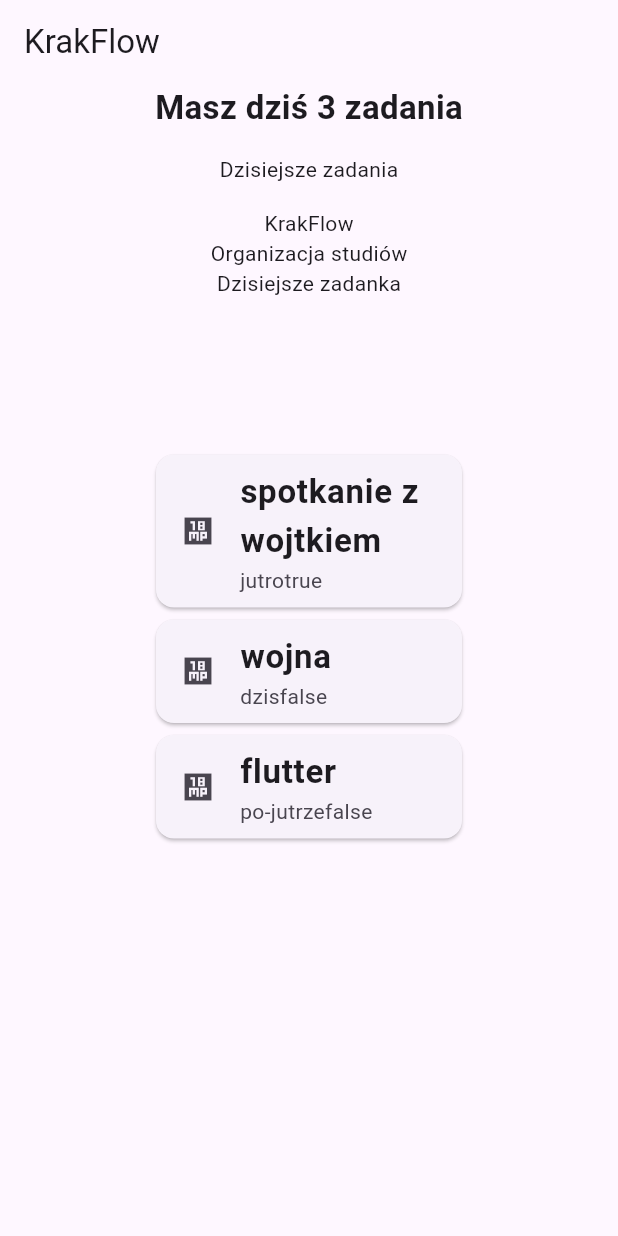
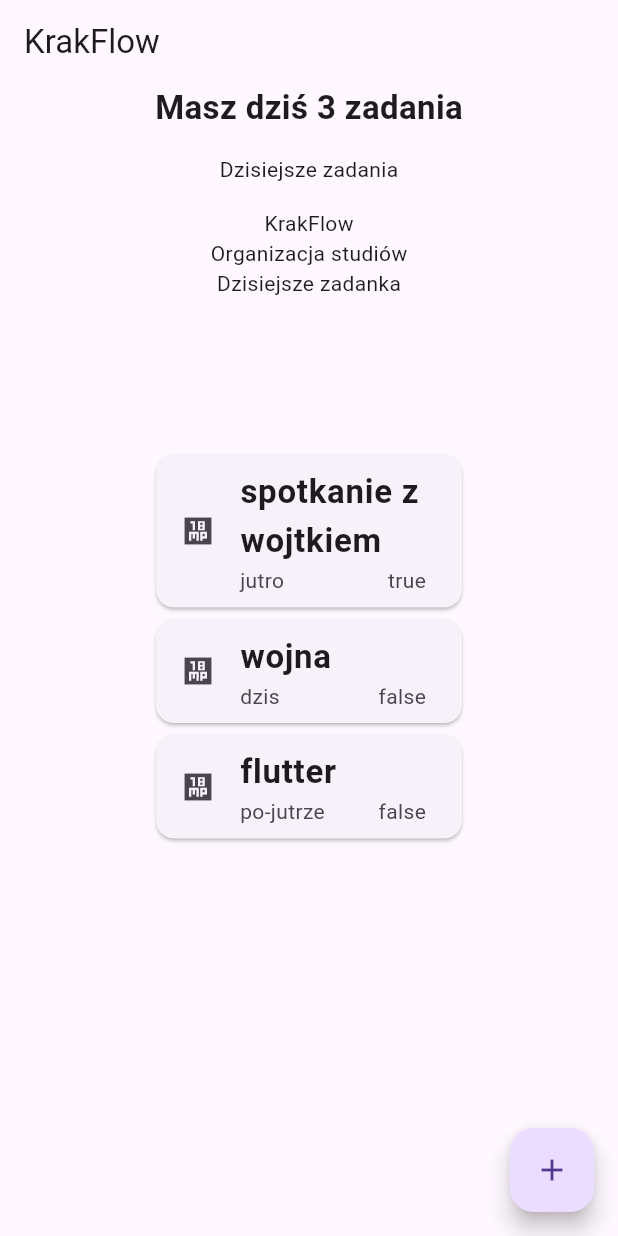
Before and after one commit to ExoSmurf/ZalicezenieTAM, a Flutter app: the screen it shows after launch, on a phone screen of 412 x 824 dp. Run offline on Flutter 3.47's test engine with Material 3 defaults, Android fonts, the phone set to English and light mode, and no system bars.

Commit message:
Lab5 - zmiana z statless na stateful, dynamiczne dodawanie taskow, podzial na homescreen i add task screen, poprawy stylizacji

```diff
--- a/lib/main.dart
+++ b/lib/main.dart
@@ -1,23 +1,29 @@
 import 'package:flutter/material.dart';
+import 'taskRepo.dart';
 
 void main() {
   runApp(MyApp());
 }
 
 class MyApp extends StatelessWidget {
-   MyApp({super.key});
+  @override
+  Widget build(BuildContext context) {
+    return MaterialApp(
+      home: HomeScreen(),
+    );
+  }
+}
 
-  List<Task> task = [
-    Task(title: "spotkanie z wojtkiem", deadline: "jutro", done: true),
-    Task(title: "wojna", deadline: "dzis", done: false),
-    Task(title: "flutter", deadline: "po-jutrze", done: false),
-  ];
+class HomeScreen extends StatefulWidget {
+  @override
+  State<HomeScreen> createState() => _MyAppState();
+}
+
+class _MyAppState extends State<HomeScreen> {
 
   @override
   Widget build(BuildContext context) {
-    return MaterialApp(
-      title: 'Flutter Demo',
-      home: Scaffold(
+    return Scaffold(
         appBar: AppBar(
           title: Text("KrakFlow"),
         ),
@@ -27,7 +33,7 @@ class MyApp extends StatelessWidget {
               Column(
                 crossAxisAlignment: CrossAxisAlignment.start,
                 children: [
-                  Center(child: Text("Masz dziś ${task.length} zadania",
+                  Center(child: Text("Masz dziś ${TaskRepository.task.length} zadania",
                       style: TextStyle(
                         fontSize: 22,
                         fontWeight: FontWeight.bold,
@@ -43,29 +49,33 @@ class MyApp extends StatelessWidget {
               SizedBox(height: 100),
               Expanded(
                   child: ListView.builder(
-                    itemCount: task.length,
+                    itemCount: TaskRepository.task.length,
                     itemBuilder: (context, index) {
                       return TaskCard(
-                          title: task[index].title,
-                          subtitle: task[index].deadline,
+                          title: TaskRepository.task[index].title,
+                          subtitle: TaskRepository.task[index].deadline,
                           icon: Icons.eighteen_mp_sharp,
-                          done: task[index].done
+                          done: TaskRepository.task[index].done
                       );
                     }),)
                 ],
               ),
           ),
+        floatingActionButton: FloatingActionButton(
+          onPressed: () async {
+            final Task? newTask = await Navigator.push(
+                context, MaterialPageRoute(builder: (context) => AddTaskScreen(),)
+            );
+            if (newTask != null) {
+              setState(() {
+                TaskRepository.task.add(newTask);
+              });
+            }
+          },
+          child: Icon(Icons.add),
         ),
-      );
+        );
   }
-}
-
-class Task {
-  final String title;
-  final String deadline;
-  final bool done;
-
-  Task({required this.title, required this.deadline, required this.done});
 }
 
 class TaskCard extends StatelessWidget {
@@ -96,9 +106,62 @@ class TaskCard extends StatelessWidget {
               fontWeight: FontWeight.bold,
             ),
           ),
-          subtitle: Row(children: [Text(subtitle), Text(done.toString())]),
+          subtitle: Row(
+              mainAxisAlignment: MainAxisAlignment.spaceBetween,
+              children: [Text(subtitle),Text(done.toString())]),
         ),
       ),
     );
   }
 }
+
+class AddTaskScreen extends StatelessWidget {
+  AddTaskScreen({super.key});
+
+  final TextEditingController tileController = TextEditingController();
+  final TextEditingController deadlineController = TextEditingController();
+  final TextEditingController prioController = TextEditingController();
+
+  @override
+  Widget build(BuildContext context) {
+    return Scaffold(
+      appBar: AppBar(
+        title: Text("Nowe zadanie"),
+      ),
+      body: Padding(
+              padding: EdgeInsets.all(16),
+              child: Column(
+                children: [
+                  TextField(
+                    controller: tileController,
+                    decoration: InputDecoration(
+                      labelText: "Tytuł zadania",
+                      border: OutlineInputBorder()
+                    ),
+                  ),
+                  TextField(
+                    controller: deadlineController,
+                    decoration: InputDecoration(
+                        labelText: "deadline zadania",
+                        border: OutlineInputBorder()
+                    ),
+                  ),
+                  TextField(
+                    controller: prioController,
+                    decoration: InputDecoration(
+                        labelText: "priorytet zadania",
+                        border: OutlineInputBorder()
+                    ),
+                  ),
+                  ElevatedButton(onPressed: () {
+                    final newTask = Task(title: tileController.text,
+                    deadline: deadlineController.text,
+                    done: false);
+
+                    Navigator.pop(context, newTask);
+                  }, child: Text("Zapisz"))
+          ],)
+        )
+    );
+  }
+}
--- /dev/null
+++ b/lib/taskRepo.dart
@@ -0,0 +1,16 @@
+class TaskRepository {
+  static List<Task> task = [
+    Task(title: "spotkanie z wojtkiem", deadline: "jutro", done: true),
+    Task(title: "wojna", deadline: "dzis", done: false),
+    Task(title: "flutter", deadline: "po-jutrze", done: false),
+  ];
+}
+
+
+class Task {
+  final String title;
+  final String deadline;
+  final bool done;
+
+  Task({required this.title, required this.deadline, required this.done});
+}
```
